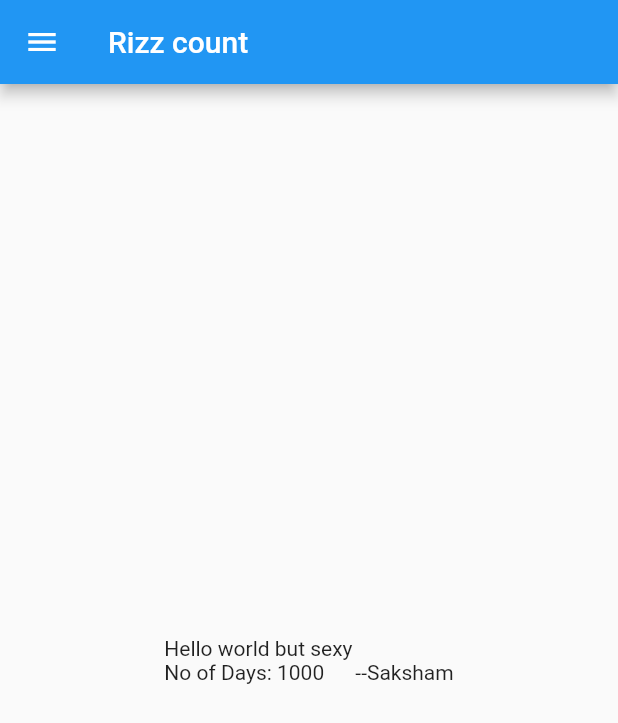
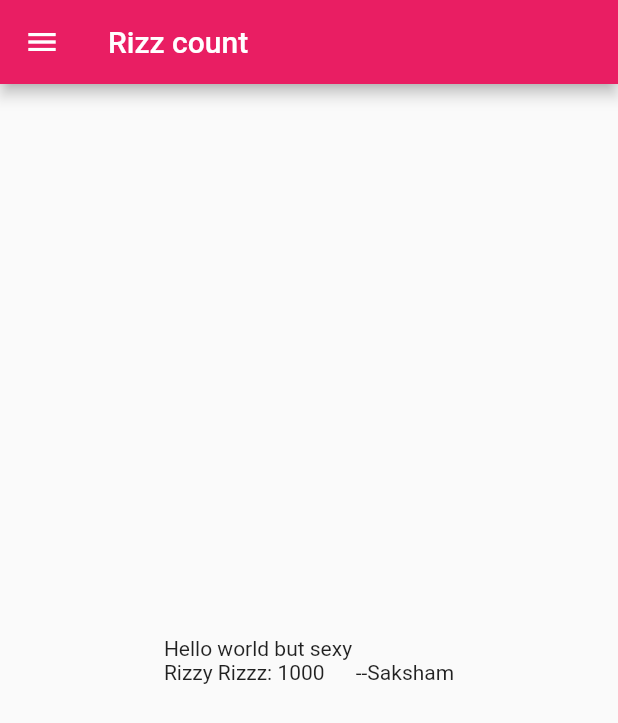
Before and after one commit to SakshxmSingh/Flutter_Trial, a Flutter app: the screen it shows after launch, on a phone screen of 412 x 824 dp. Shown: the top 723 px of the screen. Run offline on Flutter 3.47's test engine with Material 2 defaults, Android fonts, the phone set to English and light mode, and no system bars.

Commit message:
Chapter3

```diff
--- a/lib/main.dart
+++ b/lib/main.dart
@@ -1,17 +1,27 @@
 import 'package:flutter/material.dart';
-import 'home_page.dart';
+import 'pages/home_page.dart';
+import 'pages/login_page.dart';
 
 void main(){
-  runApp(const MyApp());
+  runApp(MyApp());
 }
 
 class MyApp extends StatelessWidget {
-  const MyApp({super.key});
+  MyApp({super.key});
 
   @override
   Widget build(BuildContext context) {
-    return const MaterialApp(
-      home: HomePage()
+    return MaterialApp(
+      // home: HomePage(),
+      themeMode: ThemeMode.light,
+      theme: ThemeData(primarySwatch: Colors.pink),
+      darkTheme: ThemeData(brightness: Brightness.dark),
+      initialRoute: "/home",
+      routes: {
+        "/" :(context) => LoginPage(),
+        "/home":(context) => HomePage(),
+        "/login" :(context) => LoginPage()
+      },
     );
   }
 }
--- a/lib/home_page.dart
+++ b/lib/pages/home_page.dart
@@ -15,16 +15,16 @@ class HomePage extends StatelessWidget {
     // const pii = 3.14;               //cant change value later
     // final piii = 3.14;              //final are like consts but can add values to themselves
 
-    return Scaffold(
-      appBar: AppBar(
+    return Scaffold(                   // a widget to give a header-body-footer kinda layout
+      appBar: AppBar(                  // the header
         title: Text("Rizz count"),
       ),
       body: Center(
         child: Container(
-          child: Text("Hello world but sexy\nNo of Days: $rizz      --$name"),
+          child: Text("Hello world but sexy\nRizzy Rizzz: $rizz      --$name"),
         ),
       ),
-      drawer: Drawer(),
+      drawer: Drawer(),                // the drawer on the app bar
     );
   }
 }
```
Also changed, not shown: lib/pages/login_page.dart (added, +21 -0 lines).
